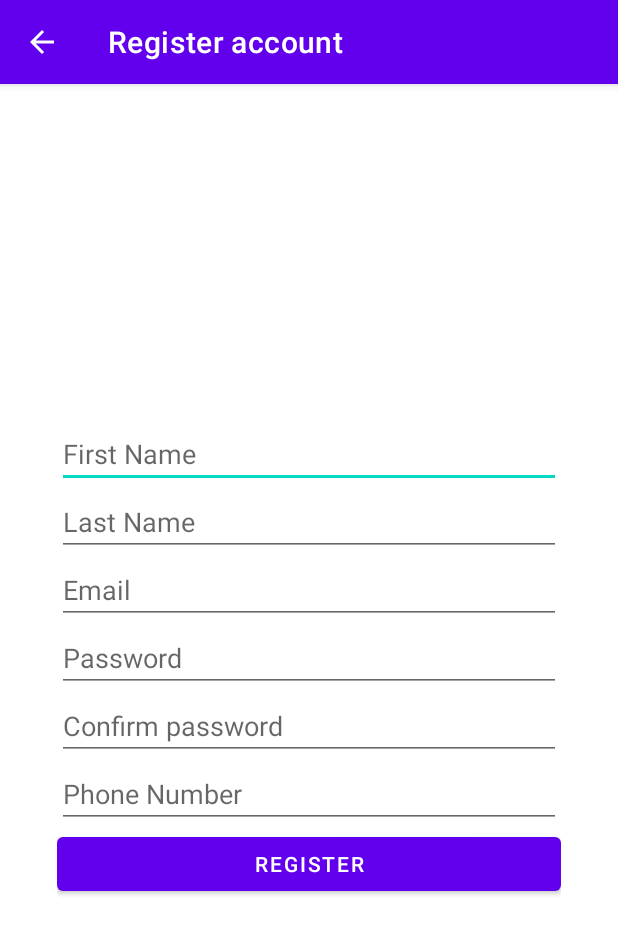
After one commit to kelvinmayeye/legal_assistance_app, an Android app: the RegisterActivity screen opened directly, with no data from a screen before it, on a phone screen of 412 x 824 dp. The commit adds this screen. Shown: the top 934 px of the screen. Run offline under Robolectric (Android 15) with nearby library versions, the phone set to English and light mode, and no system bars.

Commit message:
register activity

```diff
--- /dev/null
+++ b/app/src/main/java/com/example/legalassistance/RegisterActivity.java
@@ -0,0 +1,88 @@
+package com.example.legalassistance;
+
+import androidx.appcompat.app.AppCompatActivity;
+
+import android.app.AlertDialog;
+import android.content.DialogInterface;
+import android.os.Bundle;
+import android.view.View;
+import android.widget.Button;
+import android.widget.EditText;
+
+public class RegisterActivity extends AppCompatActivity {
+    EditText etFirstName,etLastName,etEmail,etPassword,etPhonenumber,etConfirmation;
+    Button btnRegister;
+    String firstname,lastname,email,password,confirmation;
+    @Override
+    protected void onCreate(Bundle savedInstanceState) {
+        getSupportActionBar().setTitle("Register account");
+        getSupportActionBar().setDisplayHomeAsUpEnabled(true);
+
+        super.onCreate(savedInstanceState);
+        setContentView(R.layout.activity_register);
+
+        etFirstName = findViewById(R.id.etFirstName);
+        etLastName = findViewById(R.id.etLastName);
+        etEmail = findViewById(R.id.etEmail);
+        etPassword = findViewById(R.id.etPassword);
+        etPhonenumber = findViewById(R.id.etPhonenumber);
+        etConfirmation = findViewById(R.id.etConfirmation);
+        btnRegister = findViewById(R.id.btnRegister);
+
+        btnRegister.setOnClickListener(new View.OnClickListener() {
+            @Override
+            public void onClick(View v) {
+
+                checkRegister();
+            }
+        });
+    }
+
+    private void checkRegister() {
+        firstname = etFirstName.getText().toString();
+        lastname = etLastName.getText().toString();
+        email = etEmail.getText().toString();
+        password = etPassword.getText().toString();
+        confirmation = etConfirmation.getText().toString();
+        if (firstname.isEmpty() || lastname.isEmpty() || email.isEmpty() || password.isEmpty()){
+            alertFail("names,email and password are required");
+        }else if(!password.equals(confirmation)){
+            alertFail("Passwords didnt match");
+        }else {
+            sendRegister();
+        }
+    }
+
+    private void sendRegister() {
+        alertSuccess("Register successfully");
+    }
+
+    private void alertSuccess(String s) {
+        new AlertDialog.Builder(this)
+                .setTitle("Success")
+                .setIcon(R.drawable.ic_check)
+                .setMessage(s)
+                .setPositiveButton("Login", new DialogInterface.OnClickListener() {
+                    @Override
+                    public void onClick(DialogInterface dialog, int which) {
+                        onBackPressed();
+                    }
+                })
+                .show();
+
+    }
+
+    private void alertFail(String s) {
+        new AlertDialog.Builder(this)
+                .setTitle("Failed")
+                .setIcon(R.drawable.ic_warning)
+                .setMessage(s)
+                .setPositiveButton("OK", new DialogInterface.OnClickListener() {
+                    @Override
+                    public void onClick(DialogInterface dialog, int which) {
+                        dialog.dismiss();
+                    }
+                })
+                .show();
+    }
+}
--- a/app/src/main/res/layout/activity_login.xml
+++ b/app/src/main/res/layout/activity_login.xml
@@ -7,7 +7,7 @@
     android:layout_height="match_parent"
     android:orientation="vertical"
     android:gravity="center"
-    android:paddingHorizontal="58dp"
+    android:paddingHorizontal="48dp"
     tools:context=".LoginActivity">
 
     <EditText
--- /dev/null
+++ b/app/src/main/res/layout/activity_register.xml
@@ -0,0 +1,61 @@
+<?xml version="1.0" encoding="utf-8"?>
+<LinearLayout
+    xmlns:android="http://schemas.android.com/apk/res/android"
+    xmlns:app="http://schemas.android.com/apk/res-auto"
+    xmlns:tools="http://schemas.android.com/tools"
+    android:layout_width="match_parent"
+    android:layout_height="match_parent"
+    android:orientation="vertical"
+    android:paddingHorizontal="38dp"
+    android:gravity="center"
+    tools:context=".RegisterActivity">
+
+    <EditText
+        android:id="@+id/etFirstName"
+        android:layout_width="match_parent"
+        android:layout_height="wrap_content"
+        android:hint="First Name"
+        android:inputType="text"/>
+
+    <EditText
+        android:id="@+id/etLastName"
+        android:layout_width="match_parent"
+        android:layout_height="wrap_content"
+        android:hint="Last Name"
+        android:inputType="text"/>
+
+    <EditText
+        android:id="@+id/etEmail"
+        android:layout_width="match_parent"
+        android:layout_height="wrap_content"
+        android:hint="Email"
+        android:inputType="textEmailAddress"/>
+
+    <EditText
+        android:id="@+id/etPassword"
+        android:layout_width="match_parent"
+        android:layout_height="wrap_content"
+        android:hint="Password"
+        android:inputType="textPassword"/>
+
+    <EditText
+        android:id="@+id/etConfirmation"
+        android:layout_width="match_parent"
+        android:layout_height="wrap_content"
+        android:hint="Confirm password"
+        android:inputType="textPassword"/>
+
+    <EditText
+        android:id="@+id/etPhonenumber"
+        android:layout_width="match_parent"
+        android:layout_height="wrap_content"
+        android:hint="Phone Number"
+        android:inputType="phone"/>
+
+    <Button
+        android:id="@+id/btnRegister"
+        android:layout_width="match_parent"
+        android:layout_height="wrap_content"
+        android:text="Register"/>
+
+</LinearLayout>
```
Also changed, not shown: app/src/main/AndroidManifest.xml (+21 -6 lines), app/src/main/java/com/example/legalassistance/LoginActivity.java (+10 -1 lines), app/src/main/java/com/example/legalassistance/UserActivity.java (added, +14 -0 lines), app/src/main/res/layout/activity_user.xml (added, +9 -0 lines).
